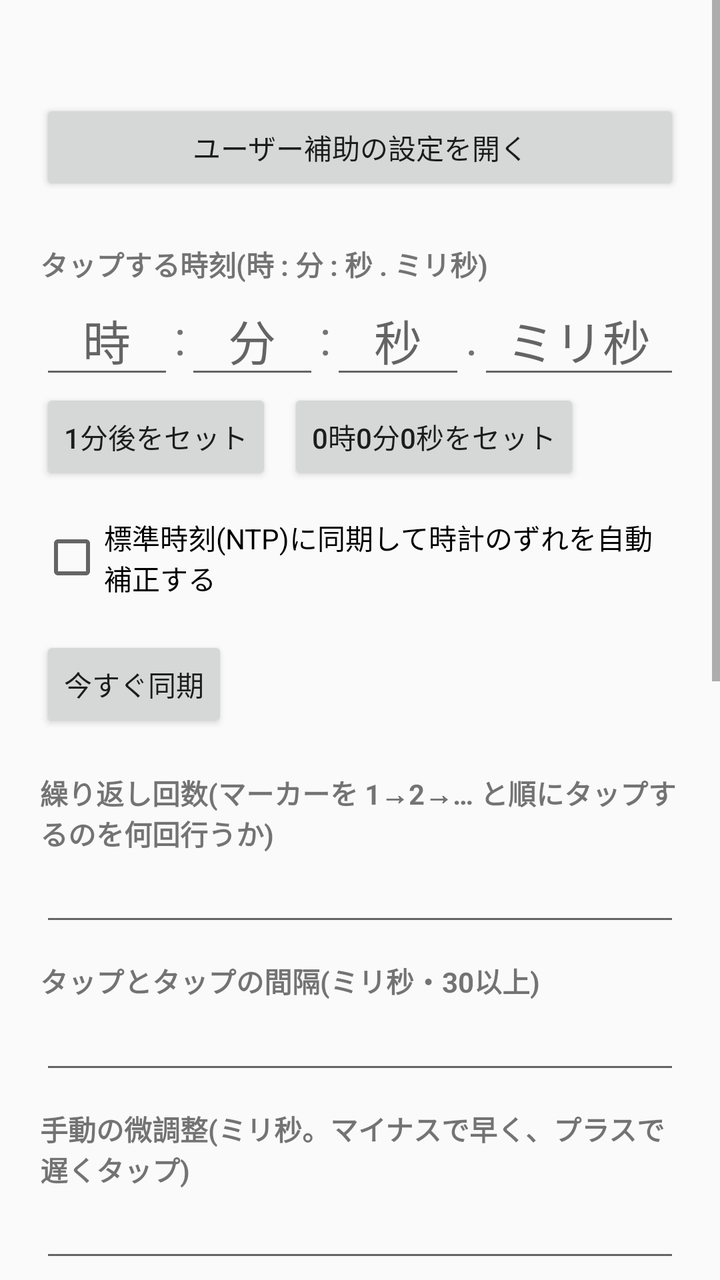
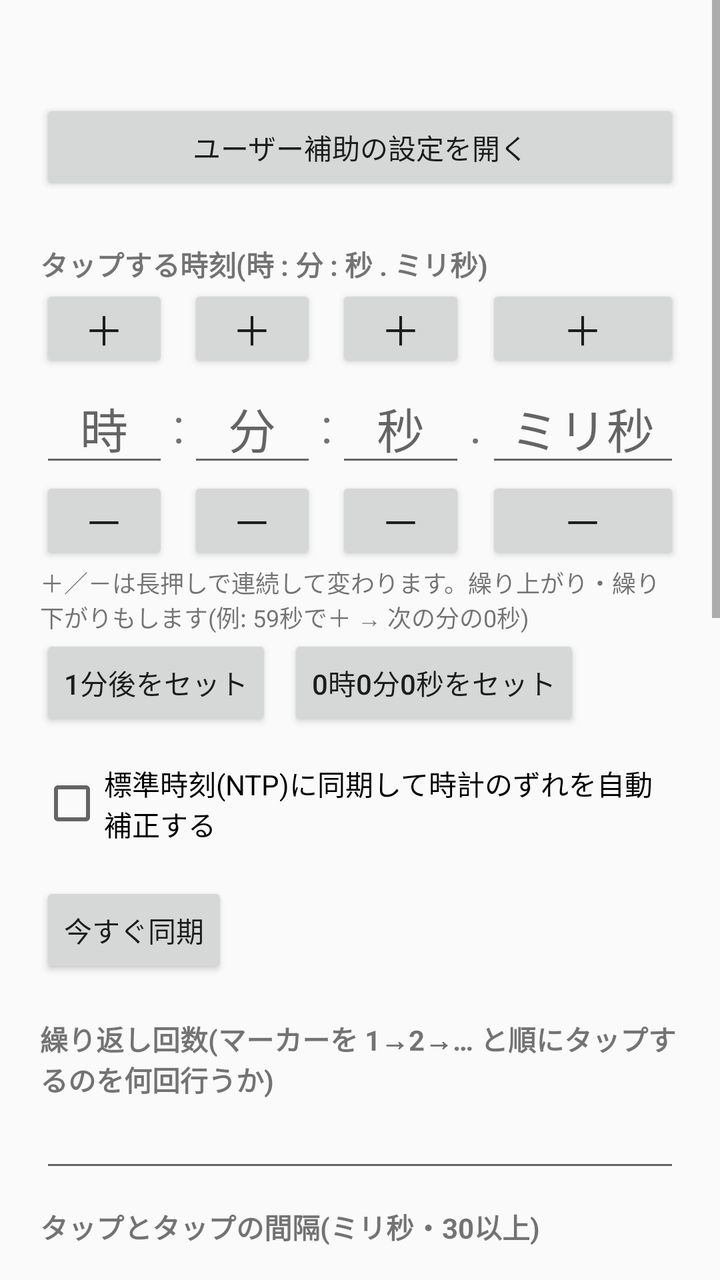

Compare the two renders of this Android layout. The source of the first and the diff that turns it into the second are given below.
<!-- AndroidManifest.xml: application theme AppTheme -->
<!-- res/layout/activity_main.xml -->
<?xml version="1.0" encoding="utf-8"?>
<ScrollView xmlns:android="http://schemas.android.com/apk/res/android"
    android:layout_width="match_parent"
    android:layout_height="match_parent"
    android:fitsSystemWindows="true">

    <LinearLayout
        android:layout_width="match_parent"
        android:layout_height="wrap_content"
        android:orientation="vertical"
        android:padding="20dp">

        <TextView
            android:id="@+id/status"
            android:layout_width="match_parent"
            android:layout_height="wrap_content"
            android:textSize="16sp" />

        <Button
            android:id="@+id/btnAccessibility"
            android:layout_width="match_parent"
            android:layout_height="wrap_content"
            android:layout_marginTop="8dp"
            android:text="ユーザー補助の設定を開く" />

        <TextView
            android:layout_width="wrap_content"
            android:layout_height="wrap_content"
            android:layout_marginTop="24dp"
            android:text="タップする時刻(時 : 分 : 秒 . ミリ秒)"
            android:textStyle="bold" />

        <LinearLayout
            android:layout_width="match_parent"
            android:layout_height="wrap_content"
            android:gravity="center_vertical"
            android:orientation="horizontal">

            <EditText android:id="@+id/hour" android:layout_width="0dp" android:layout_height="wrap_content"
                android:layout_weight="2" android:gravity="center" android:hint="時" android:inputType="number"
                android:maxLength="2" android:textSize="24sp" android:importantForAutofill="no" />
            <TextView android:layout_width="wrap_content" android:layout_height="wrap_content" android:text=":" android:textSize="24sp" />
            <EditText android:id="@+id/minute" android:layout_width="0dp" android:layout_height="wrap_content"
                android:layout_weight="2" android:gravity="center" android:hint="分" android:inputType="number"
                android:maxLength="2" android:textSize="24sp" android:importantForAutofill="no" />
            <TextView android:layout_width="wrap_content" android:layout_height="wrap_content" android:text=":" android:textSize="24sp" />
            <EditText android:id="@+id/second" android:layout_width="0dp" android:layout_height="wrap_content"
                android:layout_weight="2" android:gravity="center" android:hint="秒" android:inputType="number"
                android:maxLength="2" android:textSize="24sp" android:importantForAutofill="no" />
            <TextView android:layout_width="wrap_content" android:layout_height="wrap_content" android:text="." android:textSize="24sp" />
            <EditText android:id="@+id/millis" android:layout_width="0dp" android:layout_height="wrap_content"
                android:layout_weight="3" android:gravity="center" android:hint="ミリ秒" android:inputType="number"
                android:maxLength="3" android:textSize="24sp" android:importantForAutofill="no" />
        </LinearLayout>

        <LinearLayout
            android:layout_width="match_parent"
            android:layout_height="wrap_content"
            android:orientation="horizontal">

            <Button
                android:id="@+id/btnNow"
                android:layout_width="wrap_content"
                android:layout_height="wrap_content"
                android:text="1分後をセット" />

            <Button
                android:id="@+id/btnMidnight"
                android:layout_width="wrap_content"
                android:layout_height="wrap_content"
                android:layout_marginStart="8dp"
                android:text="0時0分0秒をセット" />
        </LinearLayout>

        <CheckBox
            android:id="@+id/useNtp"
            android:layout_width="match_parent"
            android:layout_height="wrap_content"
            android:layout_marginTop="16dp"
            android:text="標準時刻(NTP)に同期して時計のずれを自動補正する" />

        <TextView
            android:id="@+id/ntpStatus"
            android:layout_width="match_parent"
            android:layout_height="wrap_content" />

        <Button
            android:id="@+id/btnSync"
            android:layout_width="wrap_content"
            android:layout_height="wrap_content"
            android:text="今すぐ同期" />

        <TextView
            android:layout_width="wrap_content"
            android:layout_height="wrap_content"
            android:layout_marginTop="20dp"
            android:text="繰り返し回数(マーカーを 1→2→… と順にタップするのを何回行うか)"
            android:textStyle="bold" />
        <EditText android:id="@+id/count" android:layout_width="match_parent" android:layout_height="wrap_content"
            android:inputType="number" android:maxLength="4" android:importantForAutofill="no" />

        <TextView
            android:layout_width="wrap_content"
            android:layout_height="wrap_content"
            android:layout_marginTop="12dp"
            android:text="タップとタップの間隔(ミリ秒・30以上)"
            android:textStyle="bold" />
        <EditText android:id="@+id/interval" android:layout_width="match_parent" android:layout_height="wrap_content"
            android:inputType="number" android:maxLength="6" android:importantForAutofill="no" />

        <TextView
            android:layout_width="wrap_content"
            android:layout_height="wrap_content"
            android:layout_marginTop="12dp"
            android:text="手動の微調整(ミリ秒。マイナスで早く、プラスで遅くタップ)"
            android:textStyle="bold" />
        <EditText android:id="@+id/offset" android:layout_width="match_parent" android:layout_height="wrap_content"
            android:inputType="numberSigned" android:maxLength="6" android:importantForAutofill="no" />

        <TextView
            android:layout_width="wrap_content"
            android:layout_height="wrap_content"
            android:layout_marginTop="20dp"
            android:text="保存した設定(時刻・回数・間隔・マーカーの位置)"
            android:textStyle="bold" />

        <Spinner
            android:id="@+id/presetSpinner"
            android:layout_width="match_parent"
            android:layout_height="wrap_content"
            android:minHeight="48dp" />

        <LinearLayout
            android:layout_width="match_parent"
            android:layout_height="wrap_content"
            android:orientation="horizontal">

            <Button android:id="@+id/btnPresetLoad" android:layout_width="0dp" android:layout_height="wrap_content"
                android:layout_weight="1" android:text="読み込む" />
            <Button android:id="@+id/btnPresetSave" android:layout_width="0dp" android:layout_height="wrap_content"
                android:layout_weight="1" android:text="保存" />
            <Button android:id="@+id/btnPresetDelete" android:layout_width="0dp" android:layout_height="wrap_content"
                android:layout_weight="1" android:text="削除" />
        </LinearLayout>

        <Button
            android:id="@+id/btnShow"
            android:layout_width="match_parent"
            android:layout_height="wrap_content"
            android:layout_marginTop="24dp"
            android:text="保存してパネルを表示" />

        <TextView
            android:layout_width="match_parent"
            android:layout_height="wrap_content"
            android:layout_marginTop="16dp"
            android:text="使い方:\n1. ユーザー補助で「タイマータップ」を有効にする\n2. 時刻を設定して「保存してパネルを表示」\n3. タップしたいアプリを開き、番号付きの照準マーカーをドラッグして位置を合わせる\n4. 複数の場所をタップしたいときは、パネルの ＋ でマーカーを増やす(－ で減らす)。番号順にタップします\n5. パネルの ▶ を押すと待機開始。設定時刻にマーカー 1 をタップし、以降は「間隔」ごとに次のマーカーをタップします\n\n待機中は画面が消えないようにします。設定時刻をすでに過ぎている場合は翌日の同時刻になります。マーカーの位置は自動で記憶されます。" />
    </LinearLayout>
</ScrollView>
<!-- resources referenced by this layout -->
<resources>
  <style name="AppTheme" parent="android:Theme.Material.Light" />
</resources>

<!-- the commit's change to res/layout/activity_main.xml (unified diff, before → after) -->
@@ -36,22 +36,64 @@
             android:gravity="center_vertical"
             android:orientation="horizontal">
 
-            <EditText android:id="@+id/hour" android:layout_width="0dp" android:layout_height="wrap_content"
-                android:layout_weight="2" android:gravity="center" android:hint="時" android:inputType="number"
-                android:maxLength="2" android:textSize="24sp" android:importantForAutofill="no" />
-            <TextView android:layout_width="wrap_content" android:layout_height="wrap_content" android:text=":" android:textSize="24sp" />
-            <EditText android:id="@+id/minute" android:layout_width="0dp" android:layout_height="wrap_content"
-                android:layout_weight="2" android:gravity="center" android:hint="分" android:inputType="number"
-                android:maxLength="2" android:textSize="24sp" android:importantForAutofill="no" />
-            <TextView android:layout_width="wrap_content" android:layout_height="wrap_content" android:text=":" android:textSize="24sp" />
-            <EditText android:id="@+id/second" android:layout_width="0dp" android:layout_height="wrap_content"
-                android:layout_weight="2" android:gravity="center" android:hint="秒" android:inputType="number"
-                android:maxLength="2" android:textSize="24sp" android:importantForAutofill="no" />
-            <TextView android:layout_width="wrap_content" android:layout_height="wrap_content" android:text="." android:textSize="24sp" />
-            <EditText android:id="@+id/millis" android:layout_width="0dp" android:layout_height="wrap_content"
-                android:layout_weight="3" android:gravity="center" android:hint="ミリ秒" android:inputType="number"
-                android:maxLength="3" android:textSize="24sp" android:importantForAutofill="no" />
+            <LinearLayout android:layout_width="0dp" android:layout_height="wrap_content"
+                android:layout_weight="2" android:gravity="center_horizontal" android:orientation="vertical">
+                <Button android:id="@+id/hourUp" android:layout_width="match_parent" android:layout_height="44dp"
+                    android:minWidth="0dp" android:minHeight="0dp" android:padding="0dp" android:text="＋"
+                    android:textSize="20sp" android:contentDescription="時を1増やす" />
+                <EditText android:id="@+id/hour" android:layout_width="match_parent" android:layout_height="wrap_content"
+                    android:gravity="center" android:hint="時" android:inputType="number"
+                    android:maxLength="2" android:textSize="24sp" android:importantForAutofill="no" />
+                <Button android:id="@+id/hourDown" android:layout_width="match_parent" android:layout_height="44dp"
+                    android:minWidth="0dp" android:minHeight="0dp" android:padding="0dp" android:text="－"
+                    android:textSize="20sp" android:contentDescription="時を1減らす" />
+            </LinearLayout>
+            <TextView android:layout_width="wrap_content" android:layout_height="wrap_content" android:layout_marginHorizontal="2dp" android:text=":" android:textSize="24sp" />
+            <LinearLayout android:layout_width="0dp" android:layout_height="wrap_content"
+                android:layout_weight="2" android:gravity="center_horizontal" android:orientation="vertical">
+                <Button android:id="@+id/minuteUp" android:layout_width="match_parent" android:layout_height="44dp"
+                    android:minWidth="0dp" android:minHeight="0dp" android:padding="0dp" android:text="＋"
+                    android:textSize="20sp" android:contentDescription="分を1増やす" />
+                <EditText android:id="@+id/minute" android:layout_width="match_parent" android:layout_height="wrap_content"
+                    android:gravity="center" android:hint="分" android:inputType="number"
+                    android:maxLength="2" android:textSize="24sp" android:importantForAutofill="no" />
+                <Button android:id="@+id/minuteDown" android:layout_width="match_parent" android:layout_height="44dp"
+                    android:minWidth="0dp" android:minHeight="0dp" android:padding="0dp" android:text="－"
+                    android:textSize="20sp" android:contentDescription="分を1減らす" />
+            </LinearLayout>
+            <TextView android:layout_width="wrap_content" android:layout_height="wrap_content" android:layout_marginHorizontal="2dp" android:text=":" android:textSize="24sp" />
+            <LinearLayout android:layout_width="0dp" android:layout_height="wrap_content"
+                android:layout_weight="2" android:gravity="center_horizontal" android:orientation="vertical">
+                <Button android:id="@+id/secondUp" android:layout_width="match_parent" android:layout_height="44dp"
+                    android:minWidth="0dp" android:minHeight="0dp" android:padding="0dp" android:text="＋"
+                    android:textSize="20sp" android:contentDescription="秒を1増やす" />
+                <EditText android:id="@+id/second" android:layout_width="match_parent" android:layout_height="wrap_content"
+                    android:gravity="center" android:hint="秒" android:inputType="number"
+                    android:maxLength="2" android:textSize="24sp" android:importantForAutofill="no" />
+                <Button android:id="@+id/secondDown" android:layout_width="match_parent" android:layout_height="44dp"
+                    android:minWidth="0dp" android:minHeight="0dp" android:padding="0dp" android:text="－"
+                    android:textSize="20sp" android:contentDescription="秒を1減らす" />
+            </LinearLayout>
+            <TextView android:layout_width="wrap_content" android:layout_height="wrap_content" android:layout_marginHorizontal="2dp" android:text="." android:textSize="24sp" />
+            <LinearLayout android:layout_width="0dp" android:layout_height="wrap_content"
+                android:layout_weight="3" android:gravity="center_horizontal" android:orientation="vertical">
+                <Button android:id="@+id/millisUp" android:layout_width="match_parent" android:layout_height="44dp"
+                    android:minWidth="0dp" android:minHeight="0dp" android:padding="0dp" android:text="＋"
+                    android:textSize="20sp" android:contentDescription="ミリ秒を1増やす" />
+                <EditText android:id="@+id/millis" android:layout_width="match_parent" android:layout_height="wrap_content"
+                    android:gravity="center" android:hint="ミリ秒" android:inputType="number"
+                    android:maxLength="3" android:textSize="24sp" android:importantForAutofill="no" />
+                <Button android:id="@+id/millisDown" android:layout_width="match_parent" android:layout_height="44dp"
+                    android:minWidth="0dp" android:minHeight="0dp" android:padding="0dp" android:text="－"
+                    android:textSize="20sp" android:contentDescription="ミリ秒を1減らす" />
+            </LinearLayout>
         </LinearLayout>
+
+        <TextView
+            android:layout_width="match_parent"
+            android:layout_height="wrap_content"
+            android:text="＋／－は長押しで連続して変わります。繰り上がり・繰り下がりもします(例: 59秒で＋ → 次の分の0秒)"
+            android:textSize="12sp" />
 
         <LinearLayout
             android:layout_width="match_parent"
